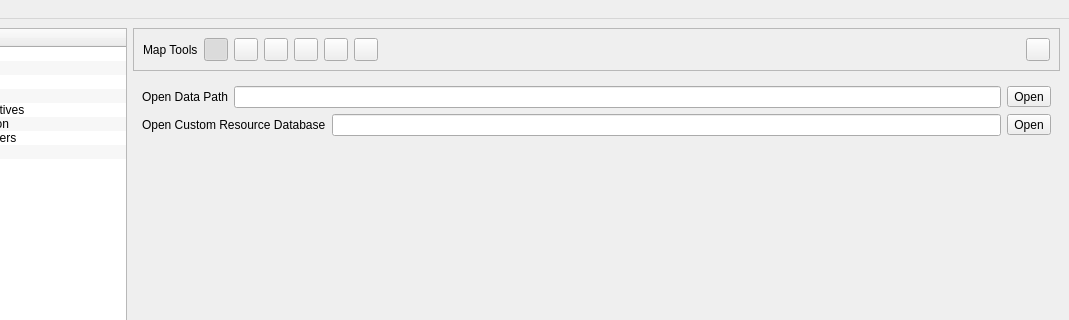
This is irs/src/gui/wfipsmainwindow.ui in firelab/wfips as Qt 5 draws it before an edit; both pictures show x 138 to 1207 and y 0 to 320 of the 1207 by 806 pixel window. The edited form follows.
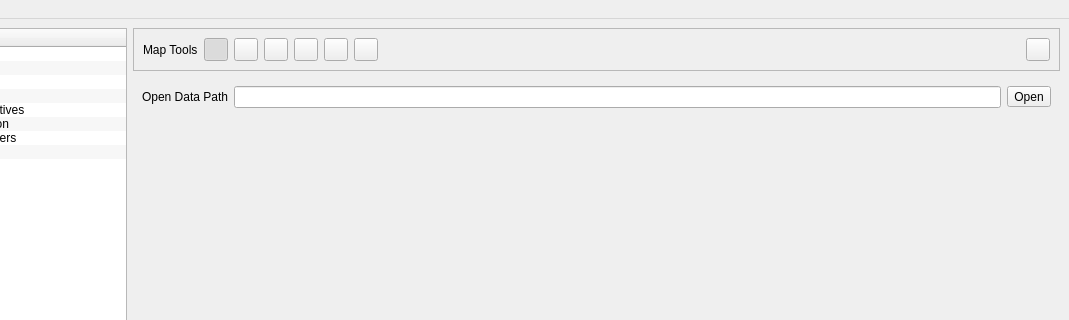
This is the edited form. The open tabs and pages were chosen to show the change.

Commit message: rm resc widgets, see load-custom-resc branch

What changed in the file:
```diff
--- a/irs/src/gui/wfipsmainwindow.ui
+++ b/irs/src/gui/wfipsmainwindow.ui
@@ -352,34 +352,6 @@
             </item>
            </layout>
           </item>
-          <item>
-           <layout class="QHBoxLayout" name="horizontalLayout_33">
-            <item>
-             <widget class="QLabel" name="label_6">
-              <property name="text">
-               <string>Open Custom Resource Database</string>
-              </property>
-             </widget>
-            </item>
-            <item>
-             <widget class="QLineEdit" name="lineEdit">
-              <property name="readOnly">
-               <bool>true</bool>
-              </property>
-             </widget>
-            </item>
-            <item>
-             <widget class="QToolButton" name="openCustomRescButton">
-              <property name="toolTip">
-               <string>Open the main path for WFIPS</string>
-              </property>
-              <property name="text">
-               <string>Open</string>
-              </property>
-             </widget>
-            </item>
-           </layout>
-          </item>
           <item>
            <spacer name="verticalSpacer_7">
             <property name="orientation">
```
Left out of the diff: 2 changed lines with no effect on the pictures.
